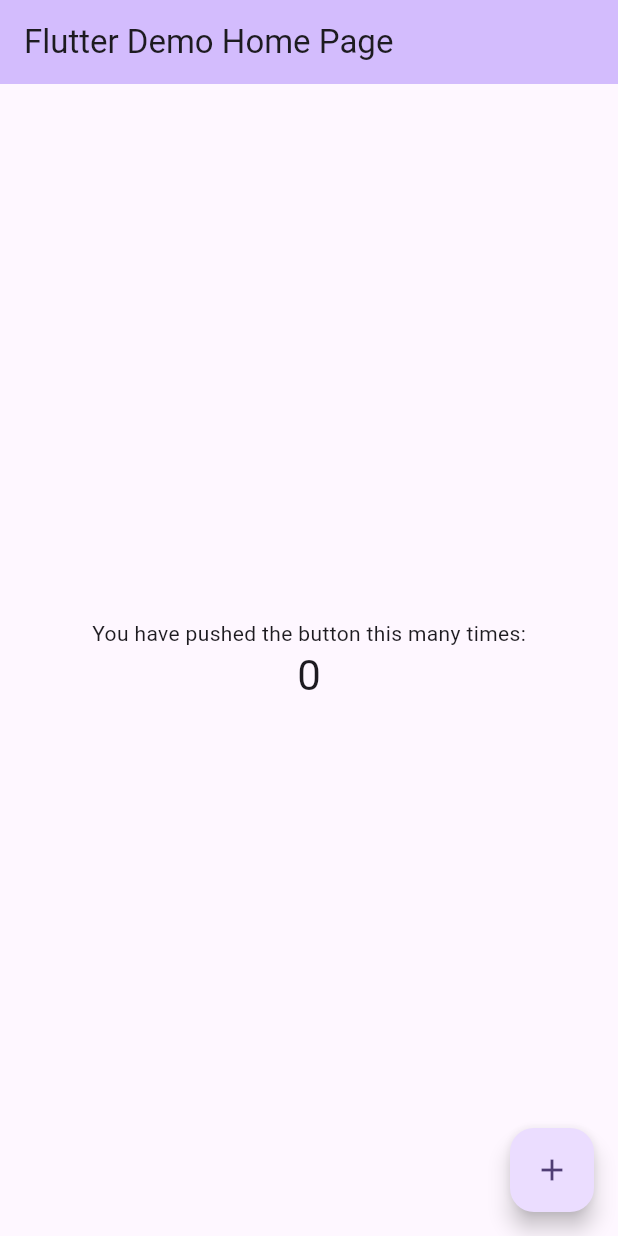
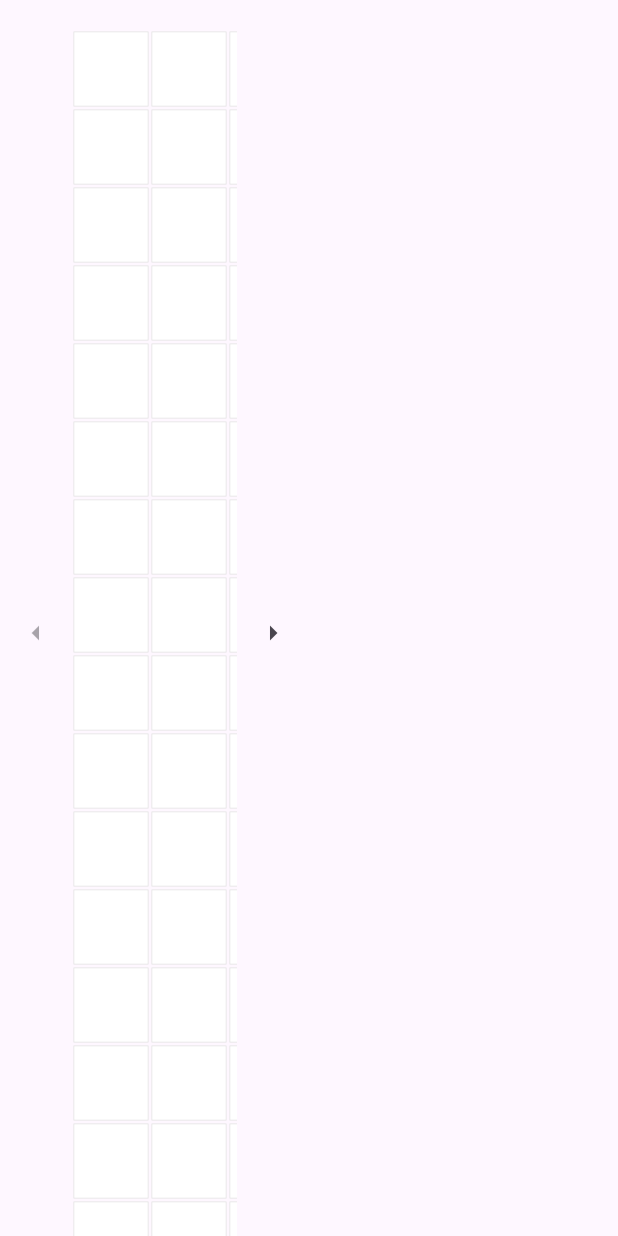
Before and after one commit to Batjimin/moodrecord, a Flutter app: the screen it shows after launch, on a phone screen of 412 x 824 dp. Run offline on Flutter 3.47's test engine with Material 3 defaults, Android fonts, the phone set to English and light mode, and no system bars.

Commit message:
픽셀 생성

```diff
--- a/lib/main.dart
+++ b/lib/main.dart
@@ -55,71 +55,109 @@
 }
 
 class _MyHomePageState extends State<MyHomePage> {
-  int _counter = 0;
+  final ScrollController _horizontalController = ScrollController();
+  int currentStartColumn = 0;
+  final double columnWidth = 50.0;
 
-  void _incrementCounter() {
+  void _scrollHorizontally(bool toRight) {
+    int newStartColumn = toRight
+        ? (currentStartColumn + 1).clamp(0, 10)
+        : (currentStartColumn - 1).clamp(0, 10);
+
+    if (newStartColumn != currentStartColumn) {
       setState(() {
-      // This call to setState tells the Flutter framework that something has
-      // changed in this State, which causes it to rerun the build method below
-      // so that the display can reflect the updated values. If we changed
-      // _counter without calling setState(), then the build method would not be
-      // called again, and so nothing would appear to happen.
-      _counter++;
+        currentStartColumn = newStartColumn;
       });
+
+      _horizontalController.animateTo(
+        currentStartColumn * (columnWidth + 2),
+        duration: const Duration(milliseconds: 300),
+        curve: Curves.easeInOut,
+      );
+    }
   }
 
   @override
   Widget build(BuildContext context) {
-    // This method is rerun every time setState is called, for instance as done
-    // by the _incrementCounter method above.
-    //
-    // The Flutter framework has been optimized to make rerunning build methods
-    // fast, so that you can just rebuild anything that needs updating rather
-    // than having to individually change instances of widgets.
     return Scaffold(
-      appBar: AppBar(
-        // TRY THIS: Try changing the color here to a specific color (to
-        // Colors.amber, perhaps?) and trigger a hot reload to see the AppBar
-        // change color while the other colors stay the same.
-        backgroundColor: Theme.of(context).colorScheme.inversePrimary,
-        // Here we take the value from the MyHomePage object that was created by
-        // the App.build method, and use it to set our appbar title.
-        title: Text(widget.title),
+      body: Row(
+        children: [
+          SizedBox(
+            width: MediaQuery.of(context).size.width / 2,
+            child: Column(
+              children: [
+                const SizedBox(height: 20),
+                Expanded(
+                  child: Row(
+                    children: [
+                      IconButton(
+                        icon: const Icon(Icons.arrow_left),
+                        onPressed: currentStartColumn > 0
+                            ? () => _scrollHorizontally(false)
+                            : null,
                       ),
-      body: Center(
-        // Center is a layout widget. It takes a single child and positions it
-        // in the middle of the parent.
+                      Expanded(
+                        child: SingleChildScrollView(
+                          controller: _horizontalController,
+                          scrollDirection: Axis.horizontal,
+                          physics: const NeverScrollableScrollPhysics(),
+                          child: Row(
+                            children: [
+                              SingleChildScrollView(
                                 child: Column(
-          // Column is also a layout widget. It takes a list of children and
-          // arranges them vertically. By default, it sizes itself to fit its
-          // children horizontally, and tries to be as tall as its parent.
-          //
-          // Column has various properties to control how it sizes itself and
-          // how it positions its children. Here we use mainAxisAlignment to
-          // center the children vertically; the main axis here is the vertical
-          // axis because Columns are vertical (the cross axis would be
-          // horizontal).
-          //
-          // TRY THIS: Invoke "debug painting" (choose the "Toggle Debug Paint"
-          // action in the IDE, or press "p" in the console), to see the
-          // wireframe for each widget.
-          mainAxisAlignment: MainAxisAlignment.center,
-          children: <Widget>[
-            const Text(
-              'You have pushed the button this many times:',
+                                  children: List.generate(31, (row) {
+                                    return Row(
+                                      children: List.generate(12, (col) {
+                                        return GestureDetector(
+                                          onTap: () {
+                                            print(
+                                                'Clicked: Row ${row + 1}, Column ${col + 1}');
+                                          },
+                                          child: Container(
+                                            width: columnWidth,
+                                            height: 50,
+                                            margin: const EdgeInsets.all(1),
+                                            decoration: BoxDecoration(
+                                              border: Border.all(
+                                                color: Colors.grey
+                                                    .withOpacity(0.3),
+                                                width: 0.5,
                                               ),
-            Text(
-              '$_counter',
-              style: Theme.of(context).textTheme.headlineMedium,
+                                              color: Colors.white,
+                                            ),
+                                          ),
+                                        );
+                                      }),
+                                    );
+                                  }),
+                                ),
+                              ),
+                              SizedBox(width: columnWidth * 3),
+                            ],
+                          ),
+                        ),
+                      ),
+                      IconButton(
+                        icon: const Icon(Icons.arrow_right),
+                        onPressed: currentStartColumn < 10
+                            ? () => _scrollHorizontally(true)
+                            : null,
                       ),
                     ],
                   ),
                 ),
-      floatingActionButton: FloatingActionButton(
-        onPressed: _incrementCounter,
-        tooltip: 'Increment',
-        child: const Icon(Icons.add),
-      ), // This trailing comma makes auto-formatting nicer for build methods.
+              ],
+            ),
+          ),
+          Expanded(child: Container()),
+        ],
+      ),
     );
   }
+
+  @override
+  void dispose() {
+    _horizontalController.dispose();
+    super.dispose();
   }
+}
```
Lines whose indentation alone changed are shown as unchanged.
